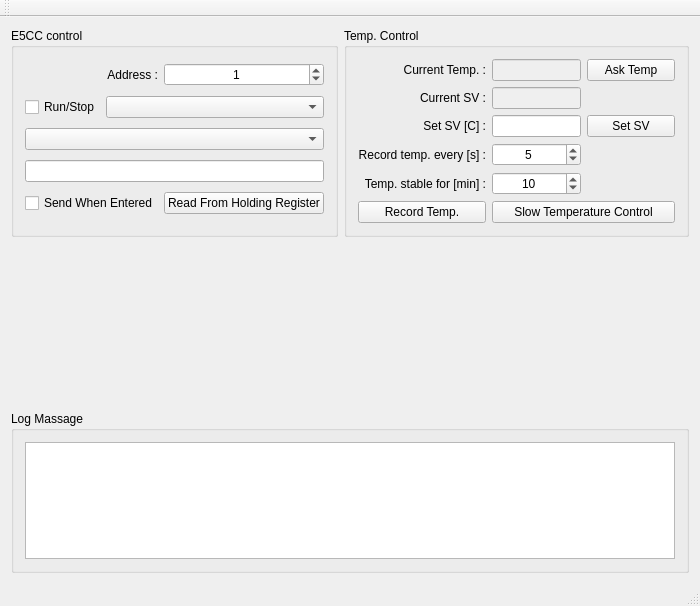
Before: the Qt Designer form mainwindow.ui in TripletESR/Omron_PID, drawn with Qt 5.
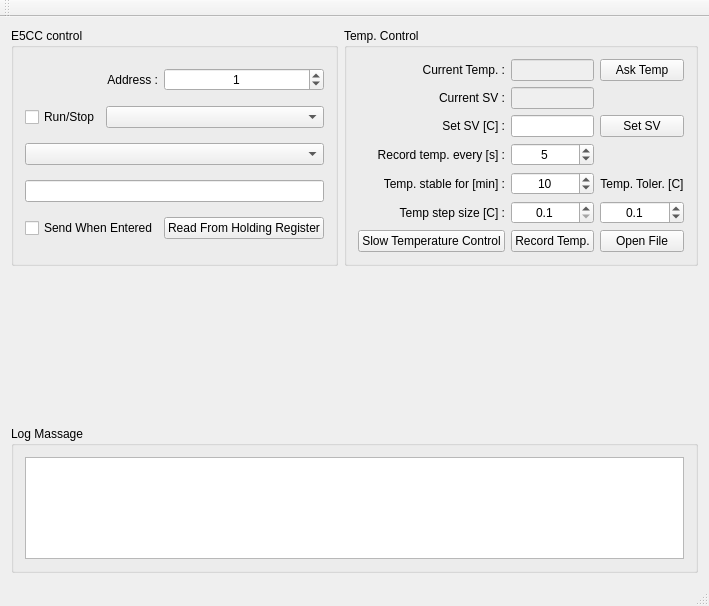
After: the same form once the commit is applied. Custom widgets are drawn as their Qt base class.

Commit message: modified for decimal point. open file

```diff
--- a/mainwindow.ui
+++ b/mainwindow.ui
@@ -20,14 +20,7 @@
       <property name="title">
        <string>Temp. Control</string>
       </property>
-      <layout class="QGridLayout" name="gridLayout_3" columnstretch="1,1,1">
-       <item row="6" column="0">
-        <widget class="QPushButton" name="pushButton_RecordTemp">
-         <property name="text">
-          <string>Record Temp.</string>
-         </property>
-        </widget>
-       </item>
+      <layout class="QGridLayout" name="gridLayout_3" columnstretch="1,0,0">
        <item row="3" column="1">
         <widget class="QLineEdit" name="lineEdit_SV">
          <property name="alignment">
@@ -35,6 +28,13 @@
          </property>
         </widget>
        </item>
+       <item row="3" column="2">
+        <widget class="QPushButton" name="pushButton_SetSV">
+         <property name="text">
+          <string>Set SV</string>
+         </property>
+        </widget>
+       </item>
        <item row="0" column="2">
         <widget class="QPushButton" name="pushButton_AskTemp">
          <property name="text">
@@ -42,16 +42,6 @@
          </property>
         </widget>
        </item>
-       <item row="0" column="1">
-        <widget class="QLineEdit" name="lineEdit_Temp">
-         <property name="enabled">
-          <bool>false</bool>
-         </property>
-         <property name="alignment">
-          <set>Qt::AlignCenter</set>
-         </property>
-        </widget>
-       </item>
        <item row="0" column="0">
         <widget class="QLabel" name="label">
          <property name="text">
@@ -62,23 +52,6 @@
          </property>
         </widget>
        </item>
-       <item row="3" column="2">
-        <widget class="QPushButton" name="pushButton_SetSV">
-         <property name="text">
-          <string>Set SV</string>
-         </property>
-        </widget>
-       </item>
-       <item row="1" column="1">
-        <widget class="QLineEdit" name="lineEdit_CurrentSV">
-         <property name="enabled">
-          <bool>false</bool>
-         </property>
-         <property name="alignment">
-          <set>Qt::AlignCenter</set>
-         </property>
-        </widget>
-       </item>
        <item row="4" column="0">
         <widget class="QLabel" name="label_3">
          <property name="text">
@@ -99,13 +72,13 @@
          </property>
         </widget>
        </item>
-       <item row="3" column="0">
-        <widget class="QLabel" name="label_2">
-         <property name="text">
-          <string>Set SV [C] :</string>
+       <item row="0" column="1">
+        <widget class="QLineEdit" name="lineEdit_Temp">
+         <property name="enabled">
+          <bool>false</bool>
          </property>
          <property name="alignment">
-          <set>Qt::AlignRight|Qt::AlignTrailing|Qt::AlignVCenter</set>
+          <set>Qt::AlignCenter</set>
          </property>
         </widget>
        </item>
@@ -125,10 +98,23 @@
          </property>
         </widget>
        </item>
-       <item row="6" column="1" colspan="2">
-        <widget class="QPushButton" name="pushButton_Control">
+       <item row="1" column="1">
+        <widget class="QLineEdit" name="lineEdit_CurrentSV">
+         <property name="enabled">
+          <bool>false</bool>
+         </property>
+         <property name="alignment">
+          <set>Qt::AlignCenter</set>
+         </property>
+        </widget>
+       </item>
+       <item row="3" column="0">
+        <widget class="QLabel" name="label_2">
          <property name="text">
-          <string>Slow Temperature Control</string>
+          <string>Set SV [C] :</string>
+         </property>
+         <property name="alignment">
+          <set>Qt::AlignRight|Qt::AlignTrailing|Qt::AlignVCenter</set>
          </property>
         </widget>
        </item>
@@ -158,6 +144,88 @@
          </property>
         </widget>
        </item>
+       <item row="6" column="1">
+        <widget class="QDoubleSpinBox" name="doubleSpinBox_TempStepSize">
+         <property name="alignment">
+          <set>Qt::AlignCenter</set>
+         </property>
+         <property name="decimals">
+          <number>1</number>
+         </property>
+         <property name="minimum">
+          <double>0.100000000000000</double>
+         </property>
+         <property name="maximum">
+          <double>2.000000000000000</double>
+         </property>
+         <property name="singleStep">
+          <double>0.100000000000000</double>
+         </property>
+         <property name="value">
+          <double>0.100000000000000</double>
+         </property>
+        </widget>
+       </item>
+       <item row="6" column="0">
+        <widget class="QLabel" name="label_8">
+         <property name="text">
+          <string>Temp step size [C] :</string>
+         </property>
+         <property name="alignment">
+          <set>Qt::AlignRight|Qt::AlignTrailing|Qt::AlignVCenter</set>
+         </property>
+        </widget>
+       </item>
+       <item row="5" column="2">
+        <widget class="QLabel" name="label_7">
+         <property name="text">
+          <string>Temp. Toler. [C]</string>
+         </property>
+         <property name="alignment">
+          <set>Qt::AlignCenter</set>
+         </property>
+        </widget>
+       </item>
+       <item row="6" column="2">
+        <widget class="QDoubleSpinBox" name="doubleSpinBox_TempTorr">
+         <property name="alignment">
+          <set>Qt::AlignCenter</set>
+         </property>
+         <property name="decimals">
+          <number>1</number>
+         </property>
+         <property name="maximum">
+          <double>1.000000000000000</double>
+         </property>
+         <property name="singleStep">
+          <double>0.100000000000000</double>
+         </property>
+         <property name="value">
+          <double>0.100000000000000</double>
+         </property>
+        </widget>
+       </item>
+       <item row="7" column="0">
+        <widget class="QPushButton" name="pushButton_Control">
+         <property name="text">
+          <string>Slow Temperature Control</string>
+         </property>
+        </widget>
+       </item>
+       <item row="7" column="1">
+        <widget class="QPushButton" name="pushButton_RecordTemp">
+         <property name="text">
+          <string>Record Temp.</string>
+         </property>
+        </widget>
+       </item>
+       <item row="7" column="2">
+        <widget class="QPushButton" name="pushButton_OpenFile">
+         <property name="text">
+          <string>Open File</string>
+         </property>
+        </widget>
+       </item>
       </layout>
      </widget>
     </item>
```
The commit also changes 2 other files.
